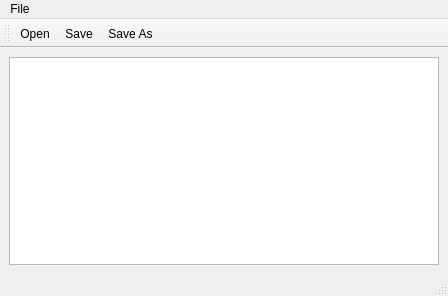
Old version of the form src/mainwindow.ui in the repository Redgrxve/Simple-Notepad.
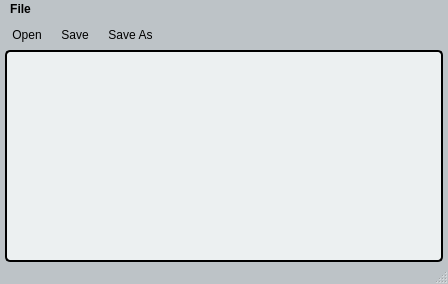
New version of the form. Icons and pictures are not drawn.

Commit message: added stylesheet and save/open file type filters

```diff
--- a/src/mainwindow.ui
+++ b/src/mainwindow.ui
@@ -7,7 +7,7 @@
     <x>0</x>
     <y>0</y>
     <width>448</width>
-    <height>296</height>
+    <height>284</height>
    </rect>
   </property>
   <property name="windowTitle">
@@ -17,10 +17,79 @@
    <iconset resource="resources.qrc">
     <normaloff>:/icons/resources/icons/text-editor.png</normaloff>:/icons/resources/icons/text-editor.png</iconset>
   </property>
+  <property name="autoFillBackground">
+   <bool>false</bool>
+  </property>
+  <property name="styleSheet">
+   <string notr="true">QMainWindow {
+	background: #bdc3c7;
+	padding: 10px;
+}
+
+QToolBar {
+	background: #bdc3c7;
+	border: none;
+	spacing: 5px;
+	padding: 5px;
+}
+
+QMenuBar {
+	background: #bdc3c7;
+	font-weight: bold;
+	color: black;
+}
+
+QMenu {
+	color: black;
+	background: #bdc3c7;
+	border: 2px solid black;
+	border-radius: 5px;
+	font-weight: bold;
+}
+
+QAction {
+	background: #ecf0f1;
+}
+
+QTextEdit {
+	background: #ecf0f1;
+	border: 2px solid black;
+	border-radius: 5px;
+	margin: 0 5px;
+}</string>
+  </property>
   <widget class="QWidget" name="centralwidget">
    <layout class="QGridLayout" name="gridLayout">
+    <property name="leftMargin">
+     <number>0</number>
+    </property>
+    <property name="topMargin">
+     <number>0</number>
+    </property>
+    <property name="rightMargin">
+     <number>0</number>
+    </property>
+    <property name="bottomMargin">
+     <number>0</number>
+    </property>
+    <property name="spacing">
+     <number>0</number>
+    </property>
     <item row="0" column="0">
-     <widget class="QTextEdit" name="textEdit"/>
+     <widget class="QTextEdit" name="textEdit">
+      <property name="sizePolicy">
+       <sizepolicy hsizetype="Expanding" vsizetype="Expanding">
+        <horstretch>0</horstretch>
+        <verstretch>0</verstretch>
+       </sizepolicy>
+      </property>
+      <property name="autoFillBackground">
+       <bool>false</bool>
+      </property>
+      <property name="styleSheet">
+       <string notr="true"/>
+      </property>
+     </widget>
     </item>
    </layout>
   </widget>
@@ -48,12 +117,27 @@
   </widget>
   <widget class="QStatusBar" name="statusbar"/>
   <widget class="QToolBar" name="toolBar">
+   <property name="sizePolicy">
+    <sizepolicy hsizetype="Preferred" vsizetype="Fixed">
+     <horstretch>0</horstretch>
+     <verstretch>0</verstretch>
+    </sizepolicy>
+   </property>
    <property name="windowTitle">
     <string>toolBar</string>
    </property>
+   <property name="autoFillBackground">
+    <bool>false</bool>
+   </property>
    <property name="styleSheet">
     <string notr="true"/>
    </property>
+   <property name="movable">
+    <bool>false</bool>
+   </property>
+   <property name="floatable">
+    <bool>true</bool>
+   </property>
    <attribute name="toolBarArea">
     <enum>TopToolBarArea</enum>
    </attribute>
```
The commit also changes 2 other files.
